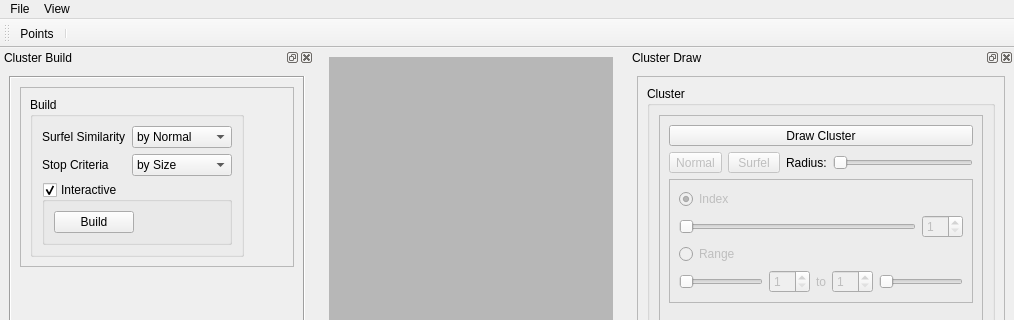
Qt form lodpbr/Qt/UI/lodpbr.ui (duststorm/lodpbr) before a commit; both pictures show x 0 to 1014 and y 0 to 320 of the 1014 by 782 pixel window.
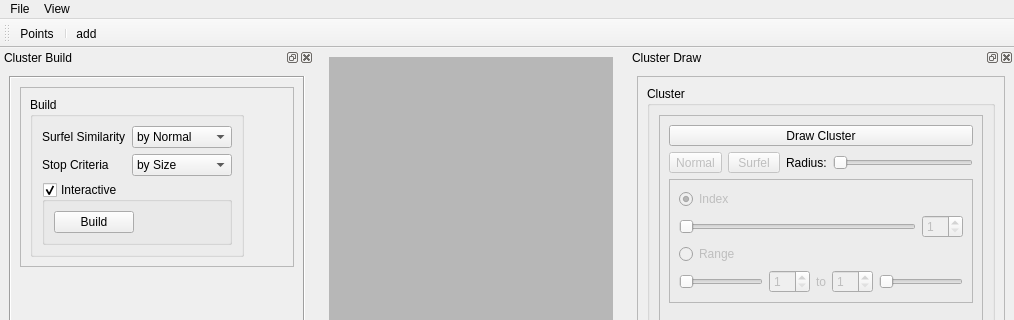
The same form after that commit.

What changed in the file:
```diff
--- a/lodpbr/Qt/UI/lodpbr.ui
+++ b/lodpbr/Qt/UI/lodpbr.ui
@@ -398,6 +398,7 @@
    </attribute>
    <addaction name="action_Show_Points"/>
    <addaction name="separator"/>
+   <addaction name="actionAdd"/>
   </widget>
   <widget class="QDockWidget" name="dockWidgetClusterBuilder">
    <property name="enabled">
@@ -651,6 +652,11 @@
     <string>Ctrl+M</string>
    </property>
   </action>
+  <action name="actionAdd">
+   <property name="text">
+    <string>add</string>
+   </property>
+  </action>
  </widget>
  <resources/>
  <connections>
```
